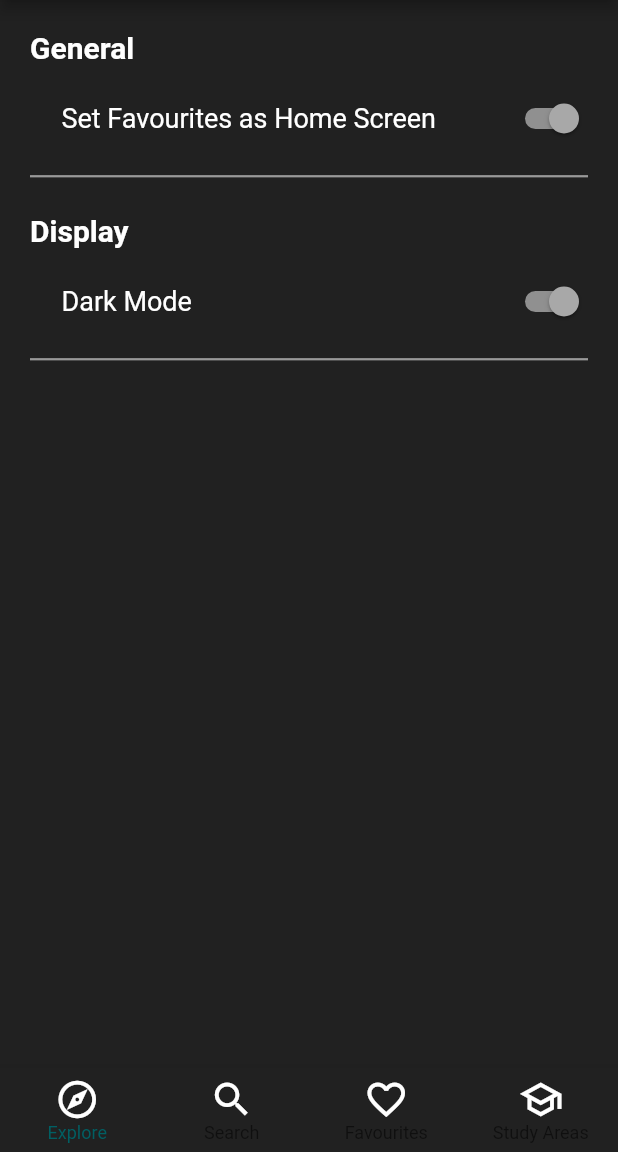
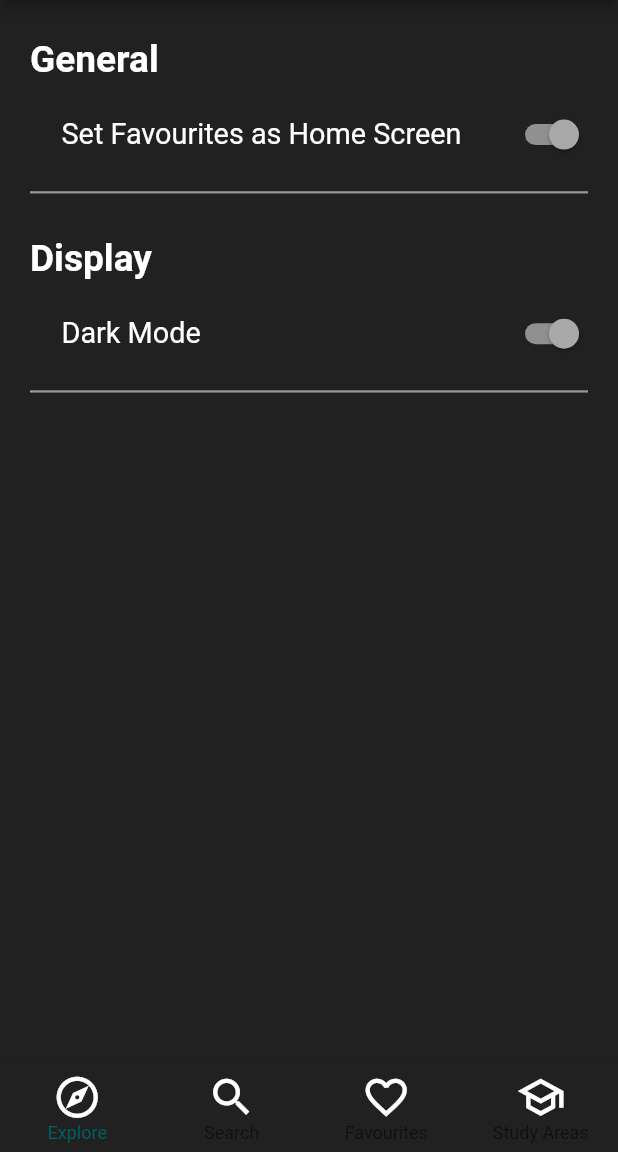
Before and after one commit to hsiaotingluv/AY20-21_HOwGO_Orbital, a Flutter app: the SettingsScreen screen opened by its route, on a phone screen of 412 x 824 dp, the part 84-1236 px from its top. Run offline on Flutter 3.47's test engine with Material 2 defaults, Android fonts, the phone set to English and light mode, and no system bars; our stand-ins replace cloud_firestore, firebase_core, firebase_storage, flutter_slidable, shared_preferences, sizer and 1 more; accounts and stored records are empty.

Commit message:
Made changes for iOS

```diff
--- a/lib/screens/search_screen.dart
+++ b/lib/screens/search_screen.dart
@@ -1,3 +1,5 @@
+import 'dart:io';
+import 'package:flutter/cupertino.dart';
 import 'package:flutter/material.dart';
 import 'package:provider/provider.dart';
 
@@ -18,7 +20,9 @@ class SearchScreen extends StatelessWidget {
         title: Text('Search Rooms'),
         actions: <Widget>[
           IconButton(
-            icon: Icon(Icons.search),
+            icon: Icon(
+              Platform.isIOS ? CupertinoIcons.search : Icons.search,
+            ),
             onPressed: () {
               showSearch(
                 context: context,
--- a/lib/screens/settings_screen.dart
+++ b/lib/screens/settings_screen.dart
@@ -1,6 +1,11 @@
+import 'dart:io';
+
 import 'package:flutter/material.dart';
 import 'package:provider/provider.dart';
+import 'package:flutter/cupertino.dart';
+import 'package:sizer/sizer.dart';
 
+import '../models/cupertino_switch_list_tile.dart';
 import '../providers/home_screen_provider.dart';
 import '../providers/theme_provider.dart';
 import '../widgets/navigation_bar.dart';
@@ -22,30 +27,55 @@ class _SettingsScreenState extends State<SettingsScreen> {
         title: Text('Settings'),
       ),
       body: Container(
+        width: double.maxFinite,
+        height: double.maxFinite,
         color: Theme.of(context).backgroundColor,
         child: Column(
           crossAxisAlignment: CrossAxisAlignment.stretch,
           children: [
             Container(
-              height: 20,
+              height: 3.h,
             ),
             Container(
               child: Text(
                 'General',
                 style: TextStyle(
-                  fontSize: 20,
+                  fontSize: 18.sp,
                   fontWeight: FontWeight.bold,
                 ),
               ),
               margin: EdgeInsets.only(left: 20),
             ),
-            Container(
+            Platform.isAndroid
+                ? Container(
                     height: 70,
                     child: SwitchListTile(
                       title: Text(
                         'Set Favourites as Home Screen',
                         style: TextStyle(
-                    fontSize: 18,
+                          fontSize: 14.sp,
+                          color: Theme.of(context).textTheme.bodyText2.color,
+                        ),
+                      ),
+                      value: homeScreenSettings.homeScreen,
+                      onChanged: (newValue) {
+                        setState(() {
+                          homeScreenSettings.toggleTheme();
+                        });
+                      },
+                    ),
+                    padding: EdgeInsets.only(
+                      left: 25,
+                      top: 8,
+                    ),
+                  )
+                : Container(
+                    height: 70,
+                    child: CupertinoSwitchListTile(
+                      title: Text(
+                        'Set Favourites as Home Screen',
+                        style: TextStyle(
+                          fontSize: 14.sp,
                           color: Theme.of(context).textTheme.bodyText2.color,
                         ),
                       ),
@@ -68,25 +98,48 @@ class _SettingsScreenState extends State<SettingsScreen> {
               thickness: 1.5,
             ),
             Container(
-              height: 20,
+              height: 3.h,
             ),
             Container(
               child: Text(
                 'Display',
                 style: TextStyle(
-                  fontSize: 20,
+                  fontSize: 18.sp,
                   fontWeight: FontWeight.bold,
                 ),
               ),
               margin: EdgeInsets.only(left: 20),
             ),
-            Container(
+            Platform.isAndroid
+                ? Container(
                     height: 70,
                     child: SwitchListTile(
                       title: Text(
                         'Dark Mode',
                         style: TextStyle(
-                    fontSize: 18,
+                          fontSize: 14.sp,
+                          color: Theme.of(context).textTheme.bodyText2.color,
+                        ),
+                      ),
+                      value: darkThemeSettings.darkTheme,
+                      onChanged: (newValue) {
+                        setState(() {
+                          darkThemeSettings.toggleTheme();
+                        });
+                      },
+                    ),
+                    padding: EdgeInsets.only(
+                      left: 25,
+                      top: 8,
+                    ),
+                  )
+                : Container(
+                    height: 70,
+                    child: CupertinoSwitchListTile(
+                      title: Text(
+                        'Dark Mode',
+                        style: TextStyle(
+                          fontSize: 15.sp,
                           color: Theme.of(context).textTheme.bodyText2.color,
                         ),
                       ),
--- a/lib/widgets/navigation_bar.dart
+++ b/lib/widgets/navigation_bar.dart
@@ -1,4 +1,8 @@
+import 'dart:io';
+
+import 'package:flutter/cupertino.dart';
 import 'package:flutter/material.dart';
+import 'package:sizer/sizer.dart';
 
 import '../screens/campus_screen.dart';
 import '../screens/favourites_tabs_screen.dart';
@@ -106,7 +110,7 @@ class _NavigationBarState extends State<NavigationBar> {
         selectedItemColor: Theme.of(context).primaryColor,
         selectedFontSize: 12,
         unselectedFontSize: 12,
-        iconSize: 30.0,
+        iconSize: 24.sp,
         currentIndex: _selectedPageIndex,
         type: BottomNavigationBarType.fixed,
         items: [
@@ -116,6 +120,7 @@ class _NavigationBarState extends State<NavigationBar> {
               color: pageNo == 0
                   ? Theme.of(context).primaryColor
                   : Theme.of(context).iconTheme.color,
+              // size: 25.sp,
             ),
             // label: 'Explore',
             title: Text(
@@ -130,7 +135,13 @@ class _NavigationBarState extends State<NavigationBar> {
           BottomNavigationBarItem(
             icon: Icon(
               // _selectedPageIndex == pageNo
-              pageNo == 1 ? Icons.search : Icons.search_outlined,
+              pageNo == 1
+                  ? Platform.isIOS
+                      ? CupertinoIcons.search
+                      : Icons.search
+                  : Platform.isIOS
+                      ? CupertinoIcons.search
+                      : Icons.search_outlined,
               color: pageNo == 1
                   ? Theme.of(context).primaryColor
                   : Theme.of(context).iconTheme.color,
@@ -147,7 +158,13 @@ class _NavigationBarState extends State<NavigationBar> {
           ),
           BottomNavigationBarItem(
             icon: Icon(
-              pageNo == 2 ? Icons.favorite : Icons.favorite_border,
+              pageNo == 2
+                  ? Platform.isIOS
+                      ? CupertinoIcons.heart_fill
+                      : Icons.favorite
+                  : Platform.isIOS
+                      ? CupertinoIcons.heart
+                      : Icons.favorite_border,
               color: pageNo == 2
                   ? Theme.of(context).primaryColor
                   : Theme.of(context).iconTheme.color,
--- a/pubspec.yaml
+++ b/pubspec.yaml
@@ -34,6 +34,7 @@ dependencies:
   path_provider: ^2.0.2
   shared_preferences: ^2.0.6
   floating_bottom_navigation_bar: ^1.5.2
+  sizer: ^2.0.13
 
 
   # The following adds the Cupertino Icons font to your application.
```
Also changed, not shown: lib/main.dart (+7 -1 lines), lib/models/cupertino_switch_list_tile.dart (added, +124 -0 lines), lib/screens/faculty_screen.dart (+16 -1 lines), lib/screens/favourites_tabs_screen.dart (+6 -1 lines), lib/widgets/building_item.dart (+16 -5 lines), lib/widgets/campus_item.dart (+15 -15 lines), lib/widgets/main_drawer.dart (+18 -16 lines), lib/widgets/room_item.dart (+17 -7 lines), lib/widgets/study_area_item.dart (+20 -4 lines), pubspec.lock, 32 other files. Lines whose indentation alone changed are shown as unchanged.
